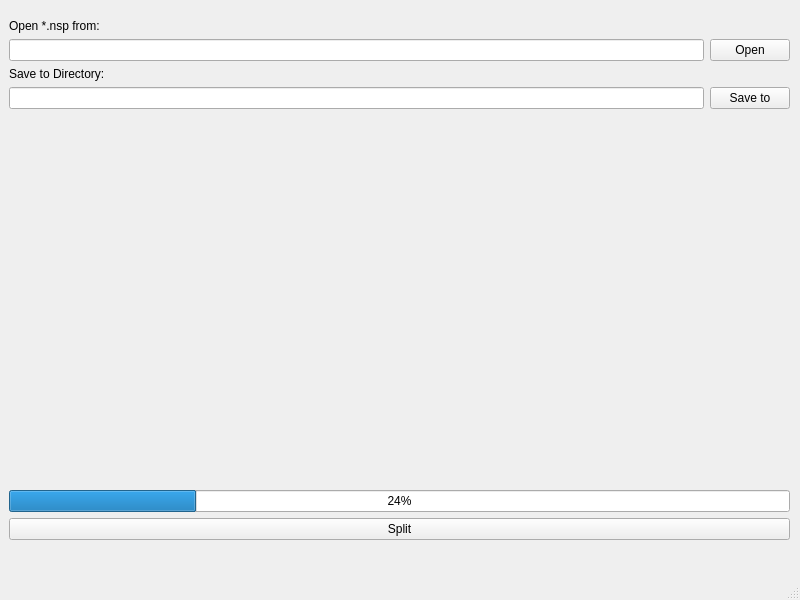
Qt form mainwindow.ui (Addi90/NSPlit) before a commit.
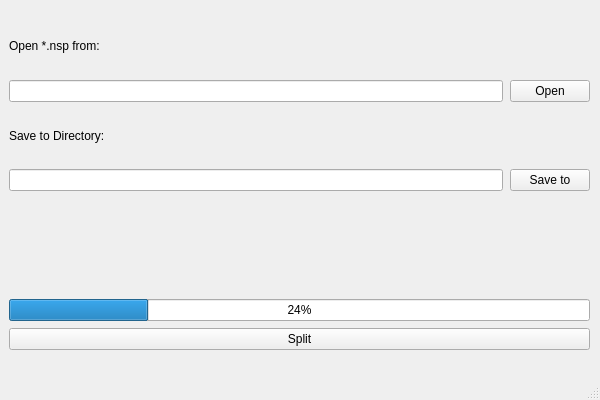
The same form after that commit.

```diff
--- a/mainwindow.ui
+++ b/mainwindow.ui
@@ -6,26 +6,26 @@
    <rect>
     <x>0</x>
     <y>0</y>
-    <width>800</width>
-    <height>600</height>
+    <width>600</width>
+    <height>400</height>
    </rect>
   </property>
   <property name="sizePolicy">
-   <sizepolicy hsizetype="Fixed" vsizetype="Fixed">
+   <sizepolicy hsizetype="Minimum" vsizetype="Minimum">
     <horstretch>0</horstretch>
     <verstretch>0</verstretch>
    </sizepolicy>
   </property>
   <property name="minimumSize">
    <size>
-    <width>800</width>
-    <height>600</height>
+    <width>600</width>
+    <height>400</height>
    </size>
   </property>
   <property name="maximumSize">
    <size>
-    <width>800</width>
-    <height>600</height>
+    <width>600</width>
+    <height>400</height>
    </size>
   </property>
   <property name="windowTitle">
@@ -37,11 +37,20 @@
      <rect>
       <x>9</x>
       <y>19</y>
-      <width>781</width>
-      <height>521</height>
+      <width>581</width>
+      <height>331</height>
      </rect>
     </property>
     <layout class="QVBoxLayout" name="verticalLayout">
+     <property name="spacing">
+      <number>7</number>
+     </property>
+     <property name="sizeConstraint">
+      <enum>QLayout::SetDefaultConstraint</enum>
+     </property>
+     <property name="leftMargin">
+      <number>0</number>
+     </property>
      <item>
       <widget class="QLabel" name="label_2">
        <property name="text">
@@ -51,8 +60,18 @@
      </item>
      <item>
       <layout class="QHBoxLayout" name="horizontalLayout">
+       <property name="sizeConstraint">
+        <enum>QLayout::SetDefaultConstraint</enum>
+       </property>
        <item>
-        <widget class="QLineEdit" name="lineEdit"/>
+        <widget class="QLineEdit" name="lineEdit">
+         <property name="sizePolicy">
+          <sizepolicy hsizetype="MinimumExpanding" vsizetype="Fixed">
+           <horstretch>0</horstretch>
+           <verstretch>0</verstretch>
+          </sizepolicy>
+         </property>
+        </widget>
        </item>
        <item>
         <widget class="QPushButton" name="pushButton">
@@ -73,7 +92,14 @@
      <item>
       <layout class="QHBoxLayout" name="horizontalLayout_2">
        <item>
-        <widget class="QLineEdit" name="lineEdit_2"/>
+        <widget class="QLineEdit" name="lineEdit_2">
+         <property name="sizePolicy">
+          <sizepolicy hsizetype="MinimumExpanding" vsizetype="Fixed">
+           <horstretch>0</horstretch>
+           <verstretch>0</verstretch>
+          </sizepolicy>
+         </property>
+        </widget>
        </item>
        <item>
         <widget class="QPushButton" name="pushButton_3">
@@ -97,7 +123,7 @@
         <enum>Qt::Vertical</enum>
        </property>
        <property name="sizeType">
-        <enum>QSizePolicy::MinimumExpanding</enum>
+        <enum>QSizePolicy::Minimum</enum>
        </property>
        <property name="sizeHint" stdset="0">
         <size>
```
Left out of the diff: 7 changed lines with no effect on the pictures.
